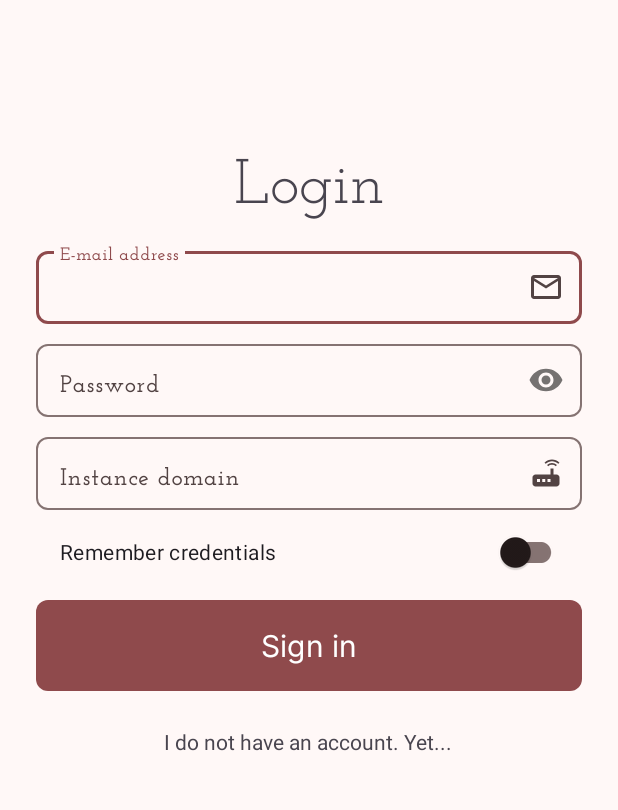
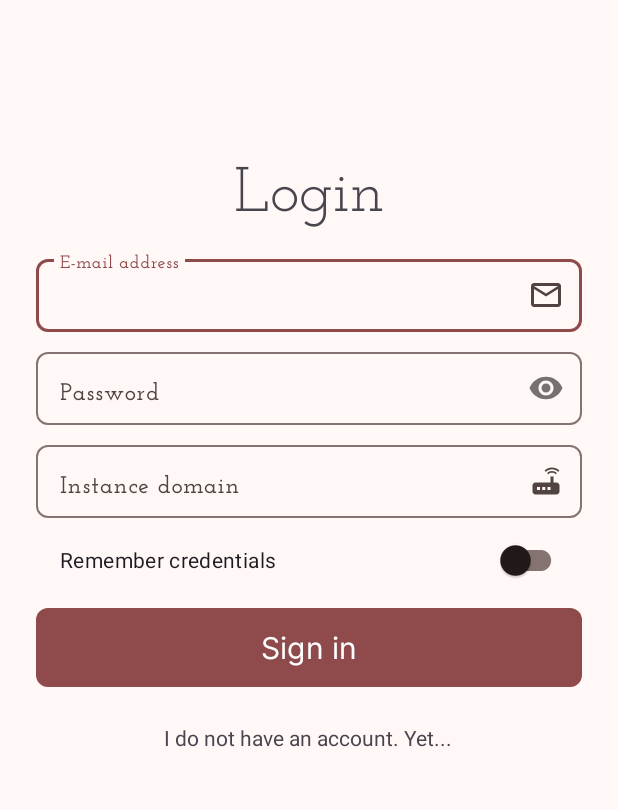
Before and after one commit to ivanrava/piggy-android, an Android app: the screen it shows after launch (LoginActivity), on a phone screen of 412 x 824 dp, the part 251-1061 px from its top. Run offline under Robolectric (Android 15) with nearby library versions, the phone set to English and light mode, and no system bars.

Commit message:
Extracts vseparation

```diff
--- a/app/src/main/res/layout/fragment_login.xml
+++ b/app/src/main/res/layout/fragment_login.xml
@@ -11,7 +11,7 @@
     <com.google.android.material.textview.MaterialTextView
         android:layout_width="wrap_content"
         android:layout_height="wrap_content"
-        android:layout_marginBottom="12dp"
+        android:layout_marginBottom="@dimen/vseparation_fields"
         android:fontFamily="@font/josefin_slab"
         android:text="@string/fragment_title_login"
         android:textSize="42sp" />
@@ -30,7 +30,7 @@
             android:fontFamily="@font/josefin_slab_semibold"
             android:hint="@string/hint_email"
             android:inputType="textEmailAddress"
-            android:paddingBottom="12dp" />
+            android:paddingBottom="@dimen/vseparation_fields" />
     </com.google.android.material.textfield.TextInputLayout>
 
     <com.google.android.material.textfield.TextInputLayout
@@ -46,7 +46,7 @@
             android:fontFamily="@font/josefin_slab_semibold"
             android:hint="@string/hint_password"
             android:inputType="textPassword"
-            android:paddingBottom="12dp" />
+            android:paddingBottom="@dimen/vseparation_fields" />
     </com.google.android.material.textfield.TextInputLayout>
 
     <com.google.android.material.textfield.TextInputLayout
@@ -63,7 +63,7 @@
             android:fontFamily="@font/josefin_slab_semibold"
             android:hint="@string/hint_instance_domain"
             android:inputType="text"
-            android:paddingBottom="12dp" />
+            android:paddingBottom="@dimen/vseparation_fields" />
     </com.google.android.material.textfield.TextInputLayout>
 
     <com.google.android.material.switchmaterial.SwitchMaterial
@@ -82,7 +82,7 @@
         android:layout_height="wrap_content"
         android:layout_marginVertical="4dp"
         android:fontFamily="@font/inter"
-        android:padding="16dp"
+        android:padding="@dimen/vseparation_fields"
         android:text="@string/button_sign_in"
         android:textSize="20sp"
         app:cornerRadius="8dp" />
--- a/app/src/main/res/values/dimens.xml
+++ b/app/src/main/res/values/dimens.xml
@@ -2,4 +2,5 @@
     <!-- Default screen margins, per the Android Design guidelines. -->
     <dimen name="activity_horizontal_margin">16dp</dimen>
     <dimen name="activity_vertical_margin">16dp</dimen>
+    <dimen name="vseparation_fields">12dp</dimen>
 </resources>
```
